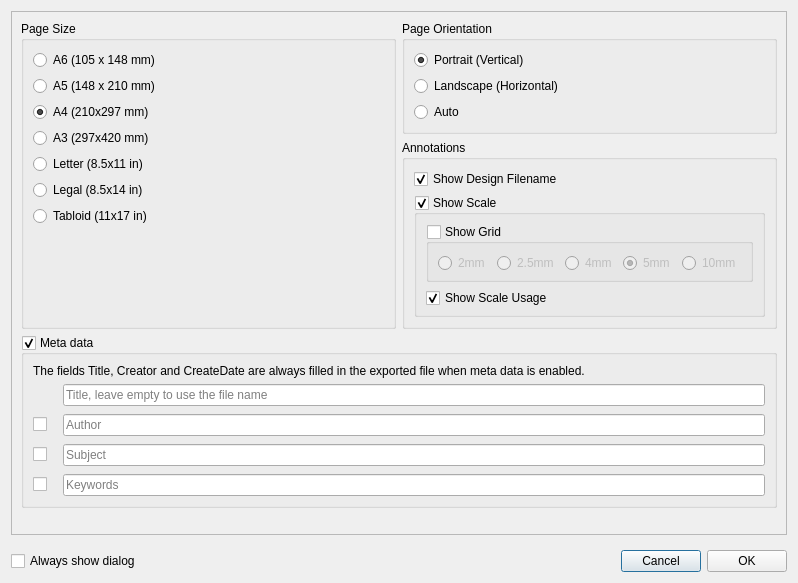
First picture: the form in src/gui/ExportPdfDialog.ui, repository openscad/openscad, before the edit.
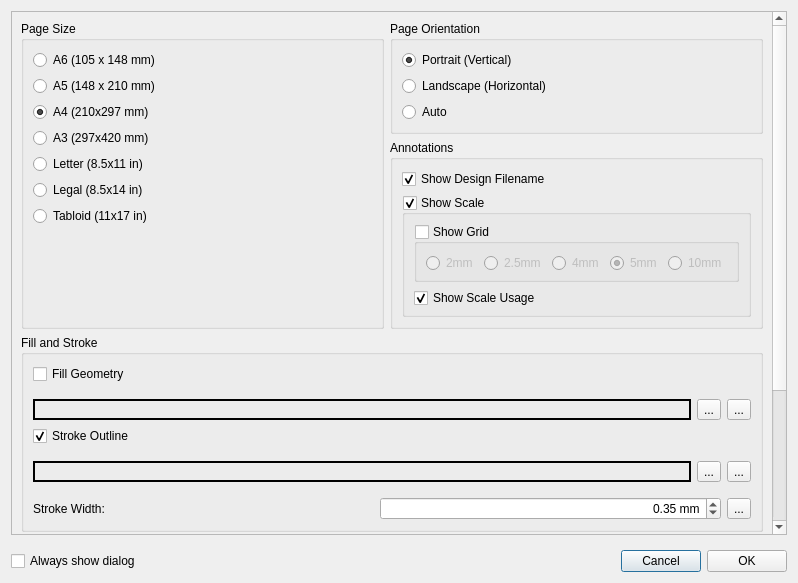
Second picture: the form after the edit. Icons and pictures are not drawn.

```diff
--- a/src/gui/ExportPdfDialog.ui
+++ b/src/gui/ExportPdfDialog.ui
@@ -491,6 +491,179 @@
          </layout>
         </widget>
        </item>
+       <item row="2" column="0" colspan="2">
+        <widget class="QGroupBox" name="groupFillStroke">
+         <property name="title">
+          <string>Fill and Stroke</string>
+         </property>
+         <layout class="QVBoxLayout" name="verticalLayoutFillStroke">
+          <item>
+           <widget class="QCheckBox" name="checkBoxEnableFill">
+            <property name="toolTip">
+             <string>&lt;html&gt;&lt;head/&gt;&lt;body&gt;&lt;p&gt;Enable filling of exported geometry with a color.&lt;/p&gt;&lt;/body&gt;&lt;/html&gt;</string>
+            </property>
+            <property name="text">
+             <string>Fill Geometry</string>
+            </property>
+            <property name="checked">
+             <bool>false</bool>
+            </property>
+           </widget>
+          </item>
+          <item>
+           <layout class="QHBoxLayout" name="horizontalLayoutFillColor">
+            <property name="topMargin">
+             <number>9</number>
+            </property>
+            <item>
+             <widget class="QLabel" name="labelFillColor">
+              <property name="minimumSize">
+               <size>
+                <width>100</width>
+                <height>0</height>
+               </size>
+              </property>
+              <property name="frameShape">
+               <enum>QFrame::Box</enum>
+              </property>
+              <property name="lineWidth">
+               <number>2</number>
+              </property>
+              <property name="text">
+               <string/>
+              </property>
+             </widget>
+            </item>
+            <item>
+             <widget class="QToolButton" name="toolButtonFillColorReset">
+              <property name="text">
+               <string>...</string>
+              </property>
+              <property name="icon">
+               <iconset theme="chokusen-undo">
+                <normaloff>.</normaloff>.</iconset>
+              </property>
+             </widget>
+            </item>
+            <item>
+             <widget class="QToolButton" name="toolButtonFillColor">
+              <property name="text">
+               <string>...</string>
+              </property>
+             </widget>
+            </item>
+           </layout>
+          </item>
+          <item>
+           <widget class="QCheckBox" name="checkBoxEnableStroke">
+            <property name="toolTip">
+             <string>&lt;html&gt;&lt;head/&gt;&lt;body&gt;&lt;p&gt;Enable outline stroke for exported geometry.&lt;/p&gt;&lt;/body&gt;&lt;/html&gt;</string>
+            </property>
+            <property name="text">
+             <string>Stroke Outline</string>
+            </property>
+            <property name="checked">
+             <bool>true</bool>
+            </property>
+           </widget>
+          </item>
+          <item>
+           <layout class="QHBoxLayout" name="horizontalLayoutStrokeColor">
+            <property name="topMargin">
+             <number>9</number>
+            </property>
+            <item>
+             <widget class="QLabel" name="labelStrokeColor">
+              <property name="minimumSize">
+               <size>
+                <width>100</width>
+                <height>0</height>
+               </size>
+              </property>
+              <property name="frameShape">
+               <enum>QFrame::Box</enum>
+              </property>
+              <property name="lineWidth">
+               <number>2</number>
+              </property>
+              <property name="text">
+               <string/>
+              </property>
+             </widget>
+            </item>
+            <item>
+             <widget class="QToolButton" name="toolButtonStrokeColorReset">
+              <property name="text">
+               <string>...</string>
+              </property>
+              <property name="icon">
+               <iconset theme="chokusen-undo">
+                <normaloff>.</normaloff>.</iconset>
+              </property>
+             </widget>
+            </item>
+            <item>
+             <widget class="QToolButton" name="toolButtonStrokeColor">
+              <property name="text">
+               <string>...</string>
+              </property>
+             </widget>
+            </item>
+           </layout>
+          </item>
+          <item>
+           <layout class="QHBoxLayout" name="horizontalLayoutStrokeWidth">
+            <property name="topMargin">
+             <number>9</number>
+            </property>
+            <item>
+             <widget class="QLabel" name="labelStrokeWidth">
+              <property name="text">
+               <string>Stroke Width:</string>
+              </property>
+             </widget>
+            </item>
+            <item>
+             <widget class="QDoubleSpinBox" name="doubleSpinBoxStrokeWidth">
+              <property name="alignment">
+               <set>Qt::AlignRight|Qt::AlignTrailing|Qt::AlignVCenter</set>
+              </property>
+              <property name="suffix">
+               <string> mm</string>
+              </property>
+              <property name="decimals">
+               <number>2</number>
+              </property>
+              <property name="minimum">
+               <double>0.01</double>
+              </property>
+              <property name="maximum">
+               <double>10.00</double>
+              </property>
+              <property name="singleStep">
+               <double>0.10</double>
+              </property>
+              <property name="value">
+               <double>0.35</double>
+              </property>
+             </widget>
+            </item>
+            <item>
+             <widget class="QToolButton" name="toolButtonStrokeWidthReset">
+              <property name="text">
+               <string>...</string>
+              </property>
+              <property name="icon">
+               <iconset theme="chokusen-undo">
+                <normaloff>.</normaloff>.</iconset>
+              </property>
+             </widget>
+            </item>
+           </layout>
+          </item>
+         </layout>
+        </widget>
+       </item>
        <item row="4" column="0" colspan="2">
         <spacer name="verticalSpacerPdfDialog">
          <property name="orientation">
```
Left out of the diff: 8 changed lines with no effect on the pictures.
